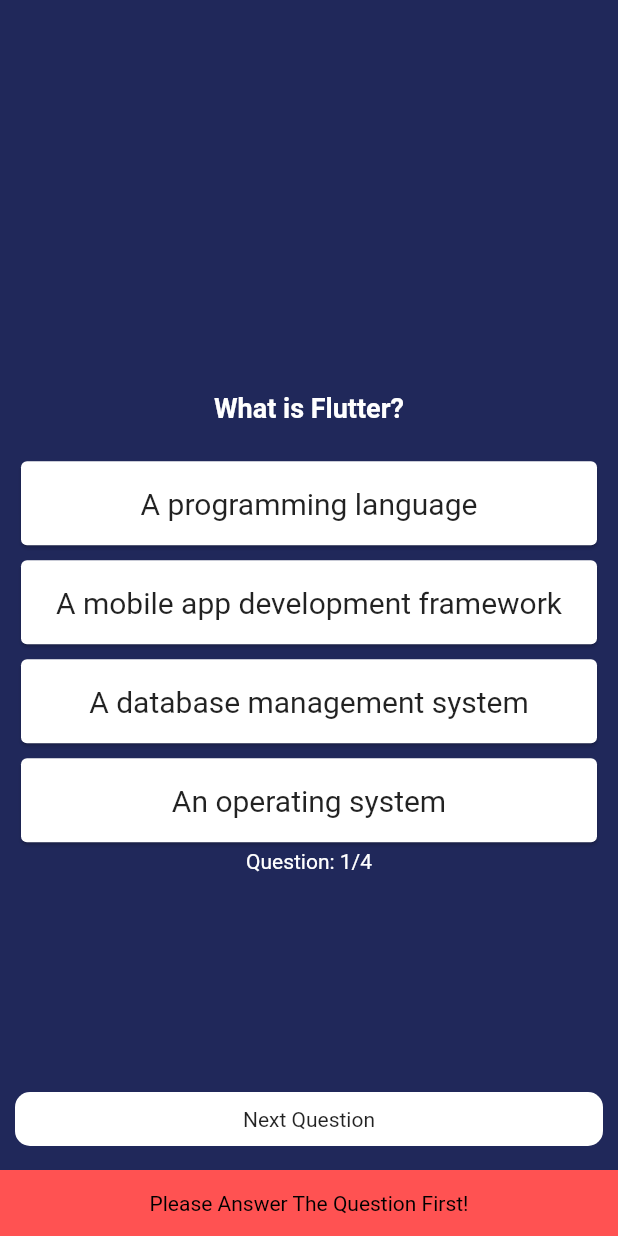
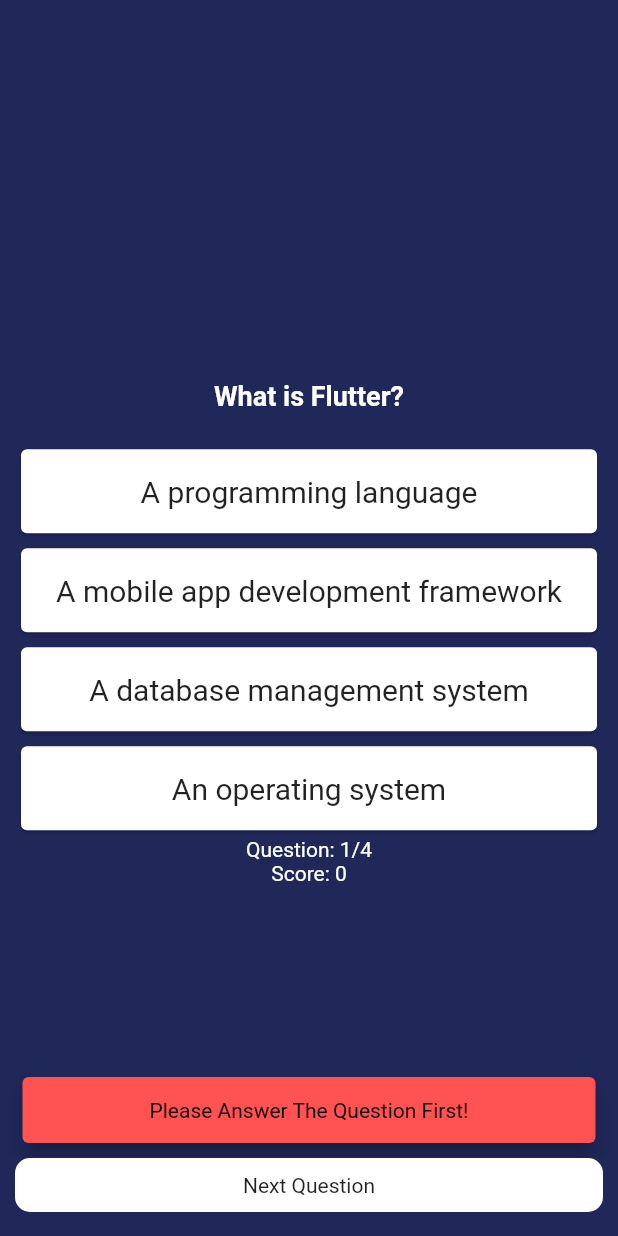
Before and after one commit to cemguven4108/tobetoFlutter, a Flutter app: the QuizScreen screen opened directly, after a tap on "Next Question", on a phone screen of 412 x 824 dp. Run offline on Flutter 3.47's test engine with Material 2 defaults, Android fonts, the phone set to English and light mode, and no system bars.

Commit message:
Score counting added

```diff
--- a/Class/introapp/lib/answer_widget.dart
+++ b/Class/introapp/lib/answer_widget.dart
@@ -1,17 +1,14 @@
 import 'package:flutter/material.dart';
 
 class AnswerWidget extends StatelessWidget {
-  const AnswerWidget({super.key, required this.answer, required this.color, required this.onTap});
+  const AnswerWidget({super.key, required this.answer, required this.color});
 
   final String answer;
   final Color color;
-  final VoidCallback onTap;
 
   @override
   Widget build(BuildContext context) {
-    return GestureDetector(
-      onTap: onTap,
-      child: Card(
+    return Card(
       color: color,
       child: ListTile(
         title: Text(
@@ -22,7 +19,6 @@
           ),
         ),
       ),
-      ),
     );
   }
 }
--- a/Class/introapp/lib/quiz_screen.dart
+++ b/Class/introapp/lib/quiz_screen.dart
@@ -17,8 +17,9 @@
   final List<QuestionModel> _questions = List.of(questions);
 
   bool isPressed = false;
+  int score = 0;
+  int index = 0;
 
-  int index = 0;
   void nextQuestion() {
     setState(() {
       if ((index + 1) < _questions.length) {
@@ -26,7 +27,7 @@
           index++;
           isPressed = false;
         } else {
-          showErrorMessage();
+          showMessage("Please Answer The Question First!");
         }
       } else {
         //Temporary Solution Before The Implementation of Results Screen
@@ -36,22 +37,26 @@
     });
   }
 
-  void showErrorMessage() {
+  void showMessage(String message) {
     ScaffoldMessenger.of(context).showSnackBar(
-      const SnackBar(
+      SnackBar(
         backgroundColor: Colors.redAccent,
+        behavior: SnackBarBehavior.floating,
         content: Center(
           child: Text(
-            "Please Answer The Question First!",
-            style: TextStyle(color: Colors.black),
+            message,
+            style: const TextStyle(color: Colors.black),
           ),
         ),
       ),
     );
   }
 
-  void changeColor() {
+  void checkAnswerAndUpdate(String answer) {
     setState(() {
+      if (!isPressed && answer == _questions[index].correctAnswer) {
+        score += 10;
+      }
       isPressed = true;
     });
   }
@@ -71,18 +76,27 @@
               return Padding(
                 padding:
                     const EdgeInsets.symmetric(horizontal: 10, vertical: 1),
-                child: AnswerWidget(
+                child: GestureDetector(
+                  onTap: () {
+                    checkAnswerAndUpdate(answer);
+                  },
+                  child: AnswerWidget(
                     answer: answer,
                     color: isPressed
                         ? _questions[index].correctAnswer == answer
                             ? Colors.greenAccent
                             : Colors.redAccent
                         : Colors.white,
-                    onTap: changeColor),
+                  ),
+                ),
               );
             }),
             Text(
               "Question: ${index + 1}/$questionLength",
+              style: const TextStyle(color: Colors.white),
+            ),
+            Text(
+              "Score: ${score}",
               style: const TextStyle(color: Colors.white),
             ),
           ],
```
Lines whose indentation alone changed are shown as unchanged.
